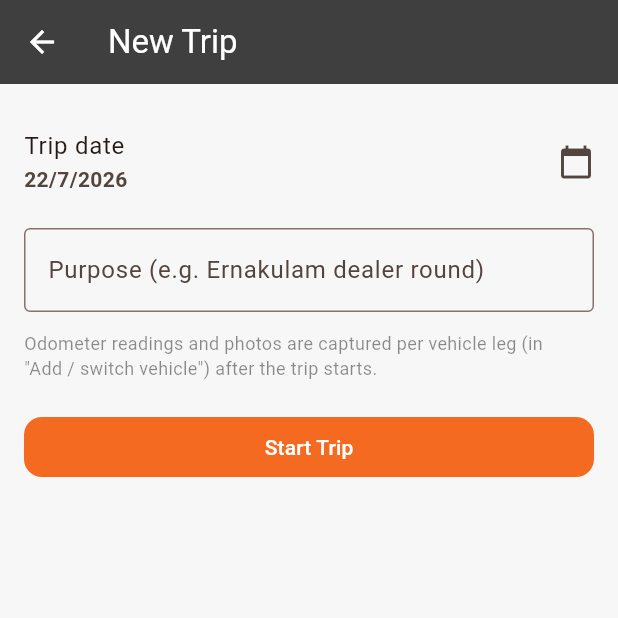
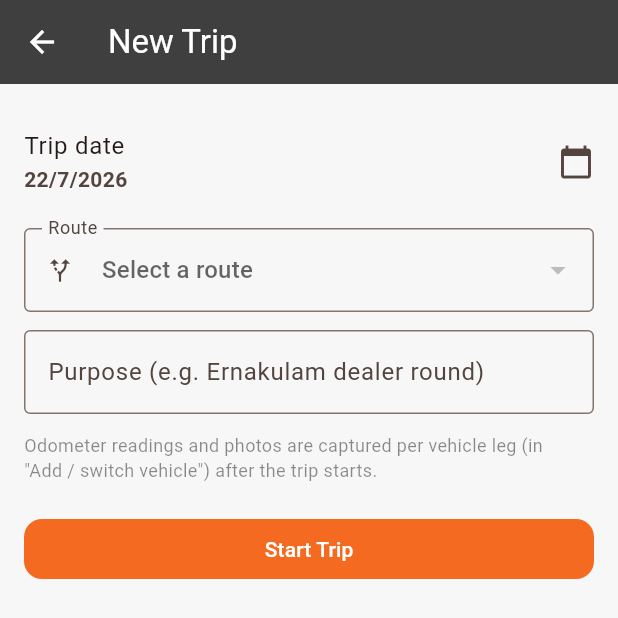
Before and after one commit to it809/MANNA_FIELD_SALES, a Flutter app: the NewTripScreen screen opened directly, on a phone screen of 412 x 824 dp. Shown: the top 618 px of the screen. Run offline on Flutter 3.47's test engine with Material 3 defaults, Android fonts, the phone set to English and light mode, and no system bars; our stand-ins replace dio, flutter_map, geolocator, image_picker, latlong2, open_filex and 3 more; accounts and stored records are empty.

Commit message:
Let a rep name the route a trip covers
Adds a Territory picker to the new-trip form, drawn from the same list the day
map filters by, and passes it through createTrip as the trip's route. The field
is optional: a failed route fetch still leaves the rep able to start the trip.

Co-Authored-By: Claude Opus 4.8 (1M context) <noreply@anthropic.com>

```diff
--- a/lib/screens/trips/new_trip_screen.dart
+++ b/lib/screens/trips/new_trip_screen.dart
@@ -19,6 +19,28 @@ class _NewTripScreenState extends State<NewTripScreen> {
   bool _busy = false;
   String? _error;
 
+  // Route (Territory) the trip covers — same list the day map filters by.
+  List<String> _routes = [];
+  String? _route;
+  bool _loadingRoutes = true;
+
+  @override
+  void initState() {
+    super.initState();
+    _loadRoutes();
+  }
+
+  Future<void> _loadRoutes() async {
+    try {
+      final r = await Api.getTerritories();
+      if (mounted) setState(() => _routes = r);
+    } catch (_) {
+      // A missing route list shouldn't stop the rep starting a trip.
+    } finally {
+      if (mounted) setState(() => _loadingRoutes = false);
+    }
+  }
+
   Future<void> _save() async {
     setState(() {
       _busy = true;
@@ -36,6 +58,7 @@ class _NewTripScreenState extends State<NewTripScreen> {
       final name = await Api.createTrip(
         tripDate: ds,
         purpose: _purpose.text.trim(),
+        route: _route,
         lat: lat,
         lng: lng,
       );
@@ -77,6 +100,32 @@ class _NewTripScreenState extends State<NewTripScreen> {
           },
         ),
         const SizedBox(height: 8),
+        DropdownButtonFormField<String>(
+          value: _route,
+          isExpanded: true,
+          decoration: InputDecoration(
+            labelText: 'Route',
+            prefixIcon: const Icon(Icons.alt_route, size: 18),
+            border: const OutlineInputBorder(),
+            suffixIcon: _loadingRoutes
+                ? const Padding(
+                    padding: EdgeInsets.all(12),
+                    child: SizedBox(
+                        width: 16,
+                        height: 16,
+                        child: CircularProgressIndicator(strokeWidth: 2)),
+                  )
+                : null,
+          ),
+          hint: Text(_loadingRoutes ? 'Loading routes…' : 'Select a route'),
+          items: _routes
+              .map((r) => DropdownMenuItem(
+                  value: r, child: Text(r, overflow: TextOverflow.ellipsis)))
+              .toList(),
+          onChanged:
+              _loadingRoutes ? null : (v) => setState(() => _route = v),
+        ),
+        const SizedBox(height: 12),
         TextField(
           controller: _purpose,
           decoration: const InputDecoration(
--- a/lib/services/api.dart
+++ b/lib/services/api.dart
@@ -1235,6 +1235,7 @@ class Api {
   static Future<String> createTrip({
     required String tripDate,
     required String purpose,
+    String? route,
     double startOdometer = 0,
     double? lat,
     double? lng,
@@ -1248,6 +1249,7 @@ class Api {
       'status': 'Active',
       'start_time': now,
       'start_odometer': startOdometer,
+      if (route != null && route.isNotEmpty) 'route': route,
       if (lat != null) 'start_latitude': lat,
       if (lng != null) 'start_longitude': lng,
     };
```
